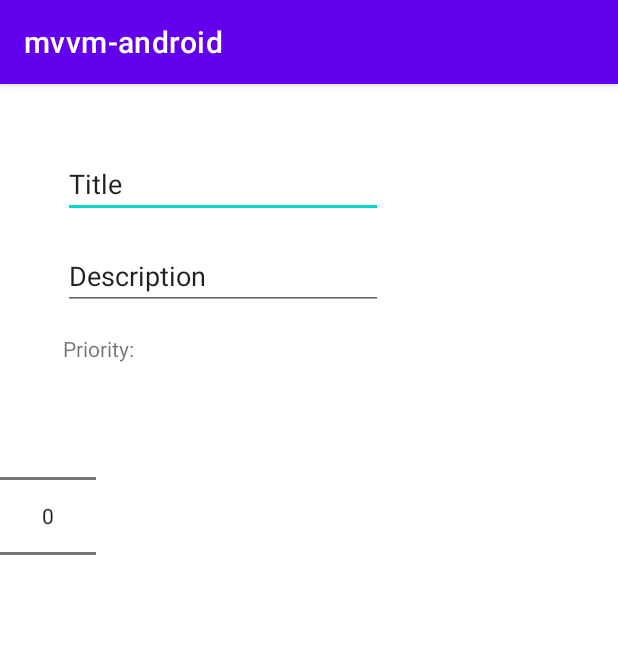
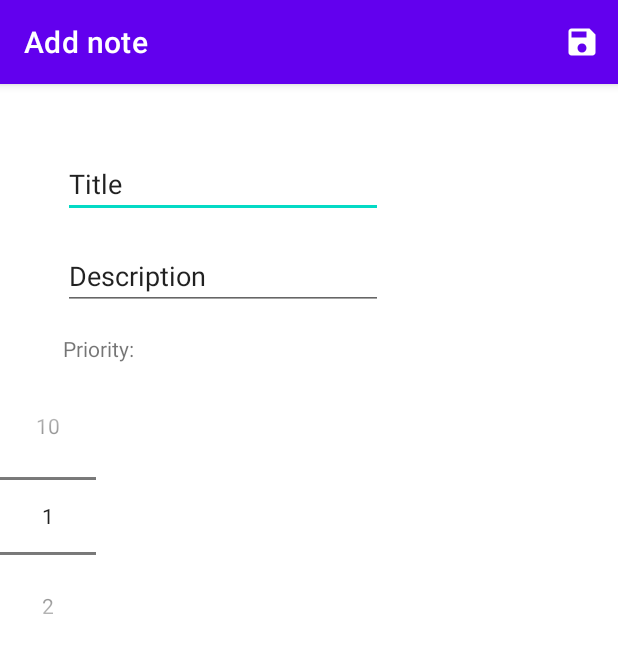
Before and after one commit to liang799/mvvm-android, an Android app: the AddNoteActivity screen opened directly, with no data from a screen before it, on a phone screen of 412 x 824 dp. Shown: the top 653 px of the screen. Run offline under Robolectric (Android 15) with nearby library versions, the phone set to English and light mode, and no system bars.

```diff
--- a/app/src/main/java/codingflow/com/AddNoteActivity.java
+++ b/app/src/main/java/codingflow/com/AddNoteActivity.java
@@ -2,13 +2,74 @@ package codingflow.com;
 
 import androidx.appcompat.app.AppCompatActivity;
 
+import android.content.Intent;
 import android.os.Bundle;
+import android.view.Menu;
+import android.view.MenuInflater;
+import android.view.MenuItem;
+import android.widget.EditText;
+import android.widget.NumberPicker;
+import android.widget.Toast;
 
 public class AddNoteActivity extends AppCompatActivity {
+    private EditText editTextTitle;
+    private EditText editTextDesc;
+    private NumberPicker numberPicker;
+    public static final String EXTRA_TITLE =
+            "com.codinginflow.architectureexample.EXTRA_TITLE";
+    public static final String EXTRA_DESCRIPTION =
+            "com.codinginflow.architectureexample.EXTRA_DESCRIPTION";
+    public static final String EXTRA_PRIORITY =
+            "com.codinginflow.architectureexample.EXTRA_PRIORITY";
 
     @Override
     protected void onCreate(Bundle savedInstanceState) {
         super.onCreate(savedInstanceState);
         setContentView(R.layout.activity_add_note);
+
+        editTextDesc = findViewById(R.id.edit_desc);
+        editTextTitle = findViewById(R.id.edit_title);
+        numberPicker = findViewById(R.id.pick_num);
+
+        numberPicker.setMinValue(1);
+        numberPicker.setMaxValue(10);
+
+        getSupportActionBar().setHomeAsUpIndicator(R.drawable.ic_close);
+        setTitle("Add note");
+    }
+    private void saveNote() {
+        String title = editTextTitle.getText().toString();
+        String description = editTextDesc.getText().toString();
+        int priority = numberPicker.getValue();
+
+        if (title.trim().isEmpty() || description.trim().isEmpty()) {
+            Toast.makeText(this, "Please insert a title and description", Toast.LENGTH_SHORT).show();
+            return;
+        }
+
+        Intent data = new Intent();
+        data.putExtra(EXTRA_TITLE, title);
+        data.putExtra(EXTRA_DESCRIPTION, description);
+        data.putExtra(EXTRA_PRIORITY, priority);
+
+        setResult(RESULT_OK, data);
+        finish();
+    }
+
+    @Override
+    public boolean onCreateOptionsMenu(Menu menu) {
+        MenuInflater menuInflater = getMenuInflater();
+        menuInflater.inflate(R.menu.add_note_menu, menu);
+        return true;
+    }
+    @Override
+    public boolean onOptionsItemSelected(MenuItem item) {
+        switch (item.getItemId()) {
+            case R.id.save_note:
+                saveNote();
+                return true;
+            default:
+                return super.onOptionsItemSelected(item);
+        }
     }
 }
```
